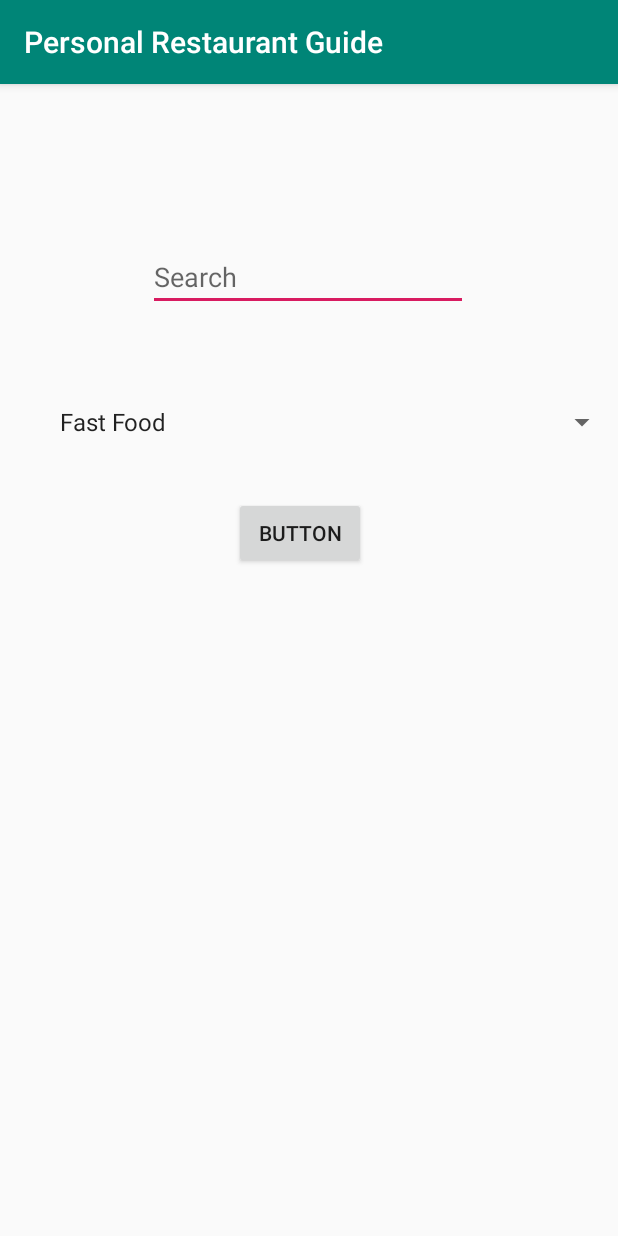
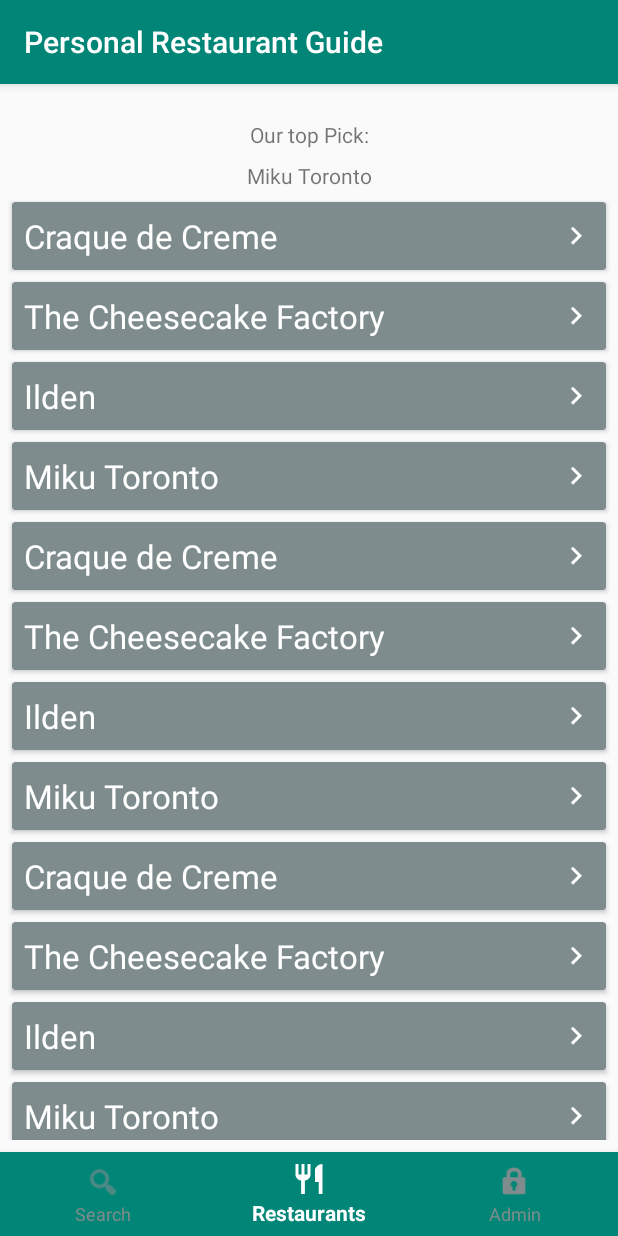
Before and after one commit to munazchat/Restaurant_Service_APP, an Android app: the screen it shows after launch (SearchActivity before the commit, RestaurantListActivity after it), on a phone screen of 412 x 824 dp. Run offline under Robolectric (Android 15) with nearby library versions, the phone set to English and light mode, and no system bars.

Commit message:
Admin page (#3)
* adds rough ui for admin page

* adds bottom navigation to restaurant list activity

* sets starting and parent activity to RestaurantListActivity

* fixes recycler view constraints after adding bottom nav bar

```diff
--- a/app/src/main/java/ca/gbc/comp3074/personalrestaurantguide/activity/RestaurantListActivity.java
+++ b/app/src/main/java/ca/gbc/comp3074/personalrestaurantguide/activity/RestaurantListActivity.java
@@ -1,5 +1,6 @@
 package ca.gbc.comp3074.personalrestaurantguide.activity;
 
+import androidx.annotation.NonNull;
 import androidx.appcompat.app.AppCompatActivity;
 import androidx.recyclerview.widget.DefaultItemAnimator;
 import androidx.recyclerview.widget.LinearLayoutManager;
@@ -8,8 +9,11 @@ import androidx.recyclerview.widget.RecyclerView;
 import android.content.Intent;
 import android.os.Bundle;
 import android.util.Log;
+import android.view.MenuItem;
 import android.view.View;
 import android.widget.TextView;
+
+import com.google.android.material.bottomnavigation.BottomNavigationView;
 
 import java.util.ArrayList;
 import java.util.Collections;
@@ -33,12 +37,15 @@ public class RestaurantListActivity extends AppCompatActivity {
 
     private Restaurant mTopRestaurant;
 
+    BottomNavigationView bottomNavigationView;
+
     @Override
     protected void onCreate(Bundle savedInstanceState) {
         super.onCreate(savedInstanceState);
         setContentView(R.layout.activity_restaurant_list);
 
         init();
+        setUpBottomNav();
     }
 
     private void init() {
@@ -69,6 +76,34 @@ public class RestaurantListActivity extends AppCompatActivity {
 //                mDB.deleteRestaurant(mRestaurants.get(position));
 //                mRestaurants.remove(position);
 //                mAdapter.notifyDataSetChanged();
+            }
+        });
+
+    }
+
+    private void setUpBottomNav() {
+        bottomNavigationView = findViewById(R.id.bottom_navigation);
+
+        // Whenever an item in the bottom navigation is selected
+        bottomNavigationView.setOnNavigationItemSelectedListener(new BottomNavigationView.OnNavigationItemSelectedListener() {
+
+            @Override
+            public boolean onNavigationItemSelected(@NonNull MenuItem menuItem) {
+                Intent intent = null;
+                switch (menuItem.getItemId()) {
+                    case R.id.action_search:
+                        intent = new Intent(RestaurantListActivity.this, SearchActivity.class);
+                        break;
+                    case R.id.action_restaurants:
+                        break;
+                    case R.id.action_admin:
+                        intent = new Intent(RestaurantListActivity.this, AdminActivity.class);
+                        break;
+                }
+                if (intent != null) {
+                    startActivity(intent);
+                }
+                return true;
             }
         });
     }
@@ -156,4 +191,10 @@ public class RestaurantListActivity extends AppCompatActivity {
                             "Japanese", 4.6f));
         }
     }
+
+    @Override
+    protected void onResume() {
+        super.onResume();
+        bottomNavigationView.setSelectedItemId(R.id.action_restaurants);
+    }
 }
--- /dev/null
+++ b/app/src/main/res/drawable/ic_restaurant_white_24dp.xml
@@ -0,0 +1,9 @@
+<vector xmlns:android="http://schemas.android.com/apk/res/android"
+    android:width="24dp"
+    android:height="24dp"
+    android:viewportWidth="24"
+    android:viewportHeight="24">
+  <path
+      android:pathData="M11,9L9,9L9,2L7,2v7L5,9L5,2L3,2v7c0,2.12 1.66,3.84 3.75,3.97L6.75,22h2.5v-9.03C11.34,12.84 13,11.12 13,9L13,2h-2v7zM16,6v8h2.5v8L21,22L21,2c-2.76,0 -5,2.24 -5,4z"
+      android:fillColor="#ffffff"/>
+</vector>
--- a/app/src/main/res/layout/activity_restaurant_list.xml
+++ b/app/src/main/res/layout/activity_restaurant_list.xml
@@ -5,6 +5,16 @@
     android:layout_width="match_parent"
     android:layout_height="match_parent"
     tools:context=".activity.RestaurantListActivity">
+
+    <com.google.android.material.bottomnavigation.BottomNavigationView
+        android:id="@+id/bottom_navigation"
+        android:layout_width="match_parent"
+        android:layout_height="wrap_content"
+        app:layout_constraintBottom_toBottomOf="parent"
+        app:menu="@menu/bottom_nav_menu"
+        app:itemBackground="@color/colorPrimary"
+        android:theme="@style/BottomNavigationTheme"
+         />
 
     <TextView
         android:id="@+id/top_pick_title"
@@ -33,7 +43,7 @@
         android:id="@+id/recycler_view"
         android:layout_width="0dp"
         android:layout_height="0dp"
-        app:layout_constraintBottom_toBottomOf="parent"
+        app:layout_constraintBottom_toTopOf="@+id/bottom_navigation"
         app:layout_constraintEnd_toEndOf="parent"
         app:layout_constraintStart_toStartOf="parent"
         app:layout_constraintTop_toBottomOf="@+id/top_pick_value"
--- /dev/null
+++ b/app/src/main/res/menu/bottom_nav_menu.xml
@@ -0,0 +1,25 @@
+<?xml version="1.0" encoding="utf-8"?>
+<menu xmlns:android="http://schemas.android.com/apk/res/android"
+    xmlns:app="http://schemas.android.com/apk/res-auto">
+
+    <item
+        android:id="@+id/action_search"
+        android:enabled="true"
+        android:icon="@android:drawable/ic_menu_search"
+        android:title="Search"
+        app:showAsAction="ifRoom" />
+
+    <item
+        android:id="@+id/action_restaurants"
+        android:enabled="true"
+        android:icon="@drawable/ic_restaurant_white_24dp"
+        android:title="Restaurants"
+        app:showAsAction="ifRoom" />
+
+    <item
+        android:id="@+id/action_admin"
+        android:enabled="true"
+        android:icon="@android:drawable/ic_lock_idle_lock"
+        android:title="Admin"
+        app:showAsAction="ifRoom" />
+</menu>
--- a/app/src/main/res/values/strings.xml
+++ b/app/src/main/res/values/strings.xml
@@ -1,7 +1,7 @@
 <resources>
     <string name="app_name">Personal Restaurant Guide</string>
 
-    <string-array name="restauranttypes"  >
+    <string-array name="restauranttypes">
         <item>Fast Food</item>
         <item>Fast Casual</item>
         <item>Casual Dining</item>
--- a/app/src/main/res/values/styles.xml
+++ b/app/src/main/res/values/styles.xml
@@ -8,4 +8,9 @@
         <item name="colorAccent">@color/colorAccent</item>
     </style>
 
+    <style name="BottomNavigationTheme" parent="Theme.AppCompat.Light">
+        <item name="colorPrimary">@color/white</item>
+        <item name="android:textColorSecondary">@color/asbestos_grey</item>
+    </style>
+
 </resources>
```
Also changed, not shown: app/src/main/AndroidManifest.xml (+4 -4 lines), app/src/main/java/ca/gbc/comp3074/personalrestaurantguide/activity/AdminActivity.java (added, +16 -0 lines), app/src/main/res/layout/activity_admin.xml (added, +39 -0 lines).
